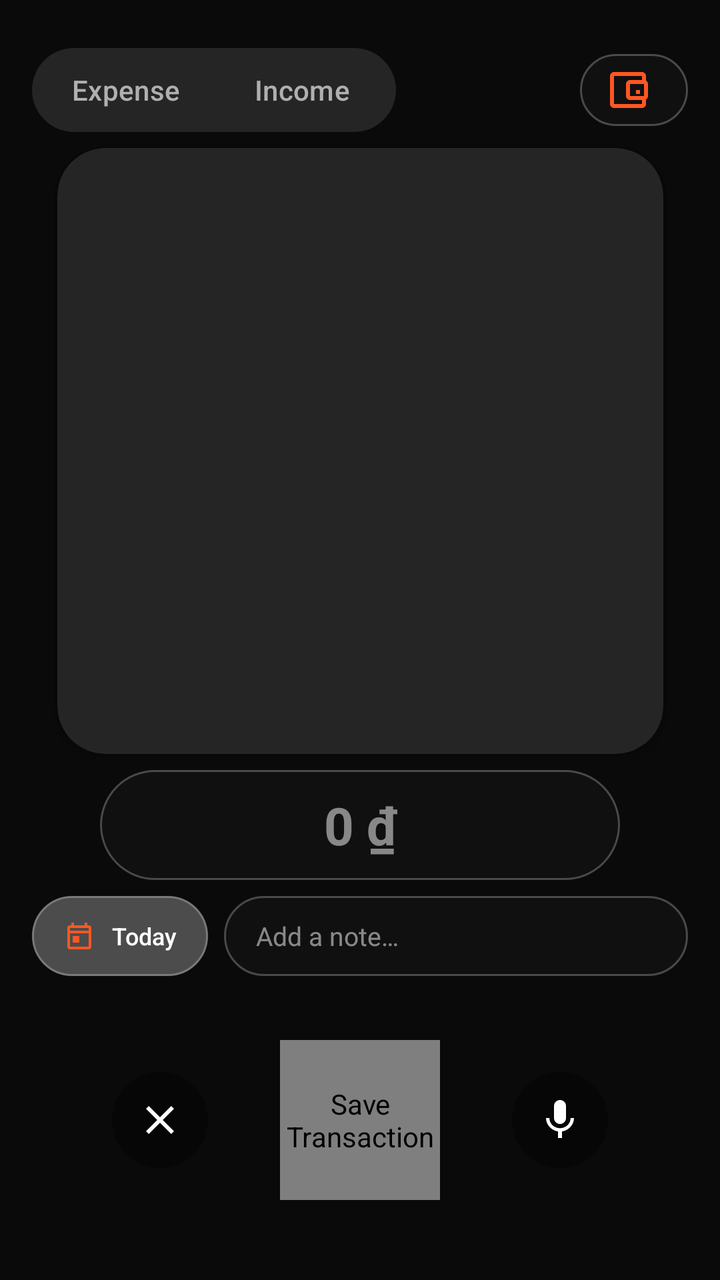
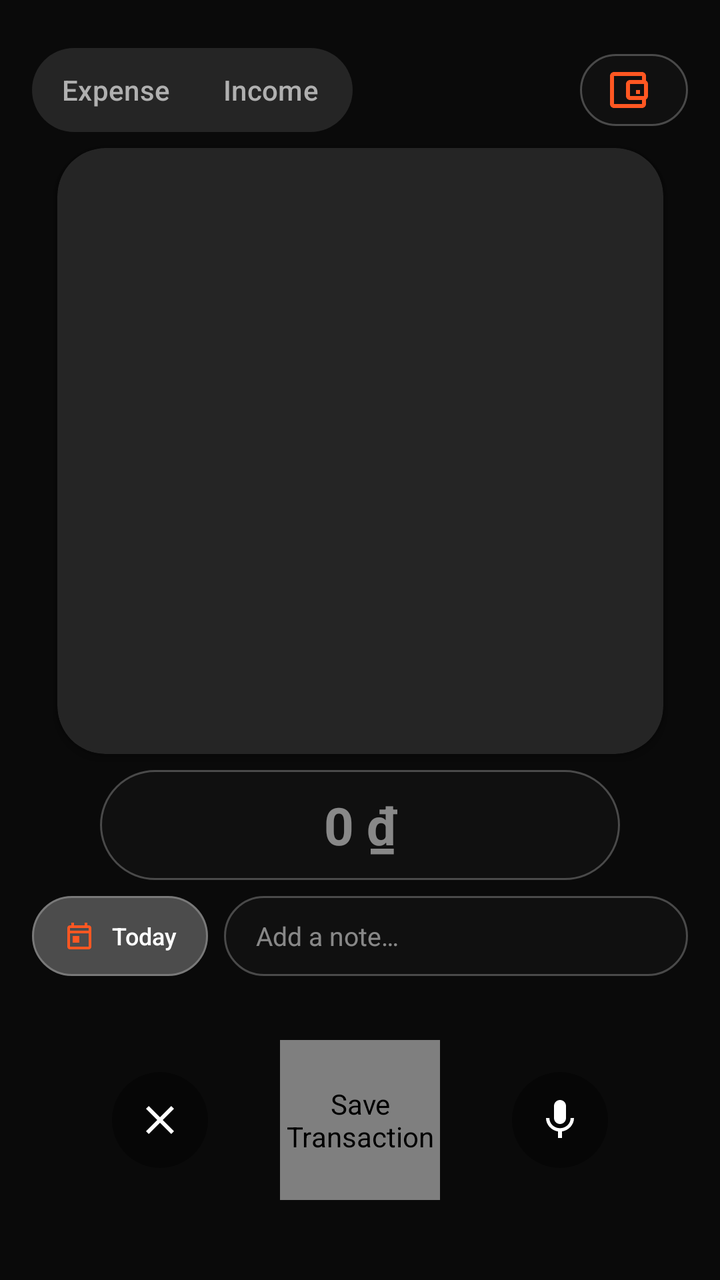

An Android layout rendered at two revisions. The XML below is the earlier revision; the diff shows what the commit changed to produce the second picture.
<!-- AndroidManifest.xml: application theme Theme.ExpenseTrackerApp -->
<!-- res/layout/fragment_transaction_form.xml -->
<?xml version="1.0" encoding="utf-8"?>
<androidx.constraintlayout.widget.ConstraintLayout xmlns:android="http://schemas.android.com/apk/res/android"
    xmlns:app="http://schemas.android.com/apk/res-auto"
    android:id="@+id/root_transaction_form"
    android:layout_width="match_parent"
    android:layout_height="match_parent"
    android:background="@color/background_dark"
    android:clickable="true"
    android:focusable="true">

    
    <LinearLayout
        android:id="@+id/ll_form_top_bar"
        android:layout_width="0dp"
        android:layout_height="wrap_content"
        android:layout_marginTop="@dimen/spacing_l"
        android:gravity="center_vertical"
        android:orientation="horizontal"
        android:paddingHorizontal="@dimen/spacing_m"
        app:layout_constraintEnd_toEndOf="parent"
        app:layout_constraintStart_toStartOf="parent"
        app:layout_constraintTop_toTopOf="parent">

        <LinearLayout
            android:layout_width="wrap_content"
            android:layout_height="wrap_content"
            android:background="@drawable/bg_segment_track"
            android:orientation="horizontal"
            android:padding="3dp">

            <com.google.android.material.button.MaterialButton
                android:id="@+id/btn_type_expense"
                style="@style/Widget.ExpenseTracker.SegmentButton"
                android:layout_width="wrap_content"
                android:layout_height="36dp"
                android:layout_weight="0"
                android:minWidth="88dp"
                android:minHeight="36dp"
                android:paddingHorizontal="14dp"
                android:text="@string/type_expense_label" />

            <com.google.android.material.button.MaterialButton
                android:id="@+id/btn_type_income"
                style="@style/Widget.ExpenseTracker.SegmentButton"
                android:layout_width="wrap_content"
                android:layout_height="36dp"
                android:layout_weight="0"
                android:minWidth="88dp"
                android:minHeight="36dp"
                android:paddingHorizontal="14dp"
                android:text="@string/type_income_label" />
        </LinearLayout>

        <View
            android:layout_width="0dp"
            android:layout_height="1dp"
            android:layout_weight="1" />

        <TextView
            android:id="@+id/tv_form_wallet_selector"
            android:layout_width="wrap_content"
            android:layout_height="36dp"
            android:background="@drawable/bg_glass_pill"
            android:clickable="true"
            android:drawablePadding="6dp"
            android:ellipsize="end"
            android:focusable="true"
            android:gravity="center_vertical"
            android:maxWidth="148dp"
            android:paddingHorizontal="12dp"
            android:singleLine="true"
            android:textColor="@color/white"
            android:textSize="12sp"
            android:textStyle="bold"
            app:drawableStartCompat="@drawable/ic_wallet"
            app:drawableTint="@color/expense_orange" />
    </LinearLayout>

    
    <androidx.cardview.widget.CardView
        android:id="@+id/card_image_container"
        android:layout_width="0dp"
        android:layout_height="0dp"
        android:layout_marginHorizontal="@dimen/spacing_m"
        android:layout_marginVertical="@dimen/spacing_s"
        app:cardBackgroundColor="@color/card_dark"
        app:cardCornerRadius="@dimen/radius_xl"
        app:cardElevation="4dp"
        app:layout_constrainedHeight="true"
        app:layout_constrainedWidth="true"
        app:layout_constraintBottom_toTopOf="@id/ll_form_inputs"
        app:layout_constraintDimensionRatio="1:1"
        app:layout_constraintEnd_toEndOf="parent"
        app:layout_constraintStart_toStartOf="parent"
        app:layout_constraintTop_toBottomOf="@id/ll_form_top_bar"
        app:layout_constraintVertical_bias="0.5">

        <ImageView
            android:id="@+id/iv_captured_image"
            android:layout_width="match_parent"
            android:layout_height="match_parent"
            android:contentDescription="Captured Receipt"
            android:scaleType="centerCrop" />
    </androidx.cardview.widget.CardView>

    
    <LinearLayout
        android:id="@+id/ll_form_inputs"
        android:layout_width="0dp"
        android:layout_height="wrap_content"
        android:layout_marginBottom="@dimen/spacing_s"
        android:orientation="vertical"
        android:paddingHorizontal="@dimen/spacing_m"
        app:layout_constraintBottom_toTopOf="@id/ll_post_capture_actions"
        app:layout_constraintEnd_toEndOf="parent"
        app:layout_constraintStart_toStartOf="parent"
        app:layout_goneMarginBottom="@dimen/spacing_s">

        <EditText
            android:id="@+id/et_amount"
            android:layout_width="260dp"
            android:layout_height="wrap_content"
            android:layout_gravity="center_horizontal"
            android:layout_marginBottom="@dimen/spacing_s"
            android:background="@drawable/bg_glass_pill"
            android:gravity="center"
            android:hint="0 ₫"
            android:imeOptions="actionDone"
            android:inputType="numberDecimal"
            android:maxLines="1"
            android:paddingHorizontal="24dp"
            android:paddingVertical="10dp"
            android:singleLine="true"
            android:textColor="@color/white"
            android:textColorHint="@color/text_hint"
            android:textSize="26sp"
            android:textStyle="bold" />

        <LinearLayout
            android:layout_width="match_parent"
            android:layout_height="wrap_content"
            android:gravity="center_vertical"
            android:orientation="horizontal">

            <com.google.android.material.button.MaterialButton
                android:id="@+id/btn_date"
                android:layout_width="wrap_content"
                android:layout_height="40dp"
                android:backgroundTint="@color/surface_glass"
                android:insetTop="0dp"
                android:insetBottom="0dp"
                android:paddingHorizontal="12dp"
                android:paddingVertical="0dp"
                android:text="@string/label_today"
                android:textColor="@color/white"
                android:textSize="12sp"
                app:cornerRadius="@dimen/radius_pill"
                app:icon="@drawable/ic_calendar"
                app:iconGravity="textStart"
                app:iconSize="16dp"
                app:iconTint="@color/expense_orange"
                app:strokeColor="@color/surface_glass_stroke"
                app:strokeWidth="1dp" />

            <EditText
                android:id="@+id/et_note"
                android:layout_width="0dp"
                android:layout_height="40dp"
                android:layout_marginStart="@dimen/spacing_s"
                android:layout_weight="1"
                android:background="@drawable/bg_glass_pill"
                android:gravity="center_vertical|start"
                android:hint="@string/hint_note"
                android:imeOptions="actionDone"
                android:inputType="textCapSentences"
                android:maxLines="1"
                android:paddingHorizontal="16dp"
                android:singleLine="true"
                android:textColor="@color/white"
                android:textColorHint="@color/text_hint"
                android:textSize="13sp" />
        </LinearLayout>

        <HorizontalScrollView
            android:id="@+id/sv_categories"
            android:layout_width="match_parent"
            android:layout_height="wrap_content"
            android:layout_marginTop="@dimen/spacing_s"
            android:scrollbars="none">

            <com.google.android.material.chip.ChipGroup
                android:id="@+id/chip_group_categories"
                android:layout_width="wrap_content"
                android:layout_height="wrap_content"
                app:selectionRequired="true"
                app:singleLine="true"
                app:singleSelection="true" />
        </HorizontalScrollView>
    </LinearLayout>

    
    <LinearLayout
        android:id="@+id/ll_post_capture_actions"
        android:layout_width="0dp"
        android:layout_height="wrap_content"
        android:layout_marginBottom="24dp"
        android:gravity="center"
        android:orientation="horizontal"
        android:paddingVertical="@dimen/spacing_m"
        app:layout_constraintBottom_toBottomOf="parent"
        app:layout_constraintEnd_toEndOf="parent"
        app:layout_constraintStart_toStartOf="parent">

        <ImageButton
            android:id="@+id/btn_retake"
            android:layout_width="@dimen/button_height_standard"
            android:layout_height="@dimen/button_height_standard"
            android:layout_marginEnd="36dp"
            android:background="@drawable/bg_circle_translucent"
            android:contentDescription="Cancel"
            android:src="@drawable/ic_close"
            app:tint="@color/white" />

        <com.example.expensetracker.ui.widget.CaptureButtonView
            android:id="@+id/btn_save"
            android:layout_width="80dp"
            android:layout_height="80dp"
            android:contentDescription="Save Transaction" />

        <ImageButton
            android:id="@+id/btn_form_voice"
            android:layout_width="@dimen/button_height_standard"
            android:layout_height="@dimen/button_height_standard"
            android:layout_marginStart="36dp"
            android:background="@drawable/bg_circle_translucent"
            android:contentDescription="@string/voice_prompt_hint"
            android:src="@drawable/ic_mic"
            app:tint="@color/white" />
    </LinearLayout>

</androidx.constraintlayout.widget.ConstraintLayout>
<!-- resources referenced by this layout -->
<resources>
  <color name="background_dark">#0A0A0A</color>
  <color name="card_dark">#252525</color>
  <color name="expense_orange">#FF5722</color>
  <color name="surface_glass">#25FFFFFF</color>
  <color name="surface_glass_stroke">#40FFFFFF</color>
  <color name="text_hint">#80FFFFFF</color>
  <color name="white">#FFFFFF</color>
  <dimen name="button_height_standard">48dp</dimen>
  <dimen name="radius_pill">999dp</dimen>
  <dimen name="radius_xl">24dp</dimen>
  <dimen name="spacing_l">24dp</dimen>
  <dimen name="spacing_m">16dp</dimen>
  <dimen name="spacing_s">8dp</dimen>
  <!-- drawable bg_circle_translucent (drawable) -->
  <?xml version="1.0" encoding="utf-8"?>
  <ripple xmlns:android="http://schemas.android.com/apk/res/android"
      android:color="#33FFFFFF">
      <item>
          <shape android:shape="oval">
              <solid android:color="#66000000" />
          </shape>
      </item>
  </ripple>
  <!-- drawable bg_glass_pill (drawable) -->
  <?xml version="1.0" encoding="utf-8"?>
  <shape xmlns:android="http://schemas.android.com/apk/res/android"
      android:shape="rectangle">
      <solid android:color="#99141414" />
      <stroke android:width="1dp" android:color="@color/surface_glass_stroke" />
      <corners android:radius="@dimen/radius_pill" />
  </shape>
  <!-- drawable bg_segment_track (drawable) -->
  <?xml version="1.0" encoding="utf-8"?>
  <shape xmlns:android="http://schemas.android.com/apk/res/android"
      android:shape="rectangle">
      <solid android:color="@color/card_dark" />
      <corners android:radius="@dimen/radius_pill" />
  </shape>
  <!-- drawable ic_close (drawable) -->
  <vector xmlns:android="http://schemas.android.com/apk/res/android"
      android:width="24dp"
      android:height="24dp"
      android:viewportWidth="24"
      android:viewportHeight="24"
      android:tint="?attr/colorControlNormal">
    <path
        android:fillColor="@android:color/white"
        android:pathData="M19,6.41L17.59,5 12,10.59 6.41,5 5,6.41 10.59,12 5,17.59 6.41,19 12,13.41 17.59,19 19,17.59 13.41,12z"/>
  </vector>
  <!-- drawable ic_mic (drawable) -->
  <vector xmlns:android="http://schemas.android.com/apk/res/android"
      android:width="24dp"
      android:height="24dp"
      android:viewportWidth="24"
      android:viewportHeight="24">
    <path
        android:fillColor="#FFFFFF"
        android:pathData="M12,14c1.66,0 3,-1.34 3,-3V5c0,-1.66 -1.34,-3 -3,-3S9,3.34 9,5v6c0,1.66 1.34,3 3,3zm5.3,-3c0,3 -2.54,5.1 -5.3,5.1S6.7,14 6.7,11H5c0,3.41 2.72,6.23 6,6.72V21h2v-3.28c3.28,-0.48 6,-3.3 6,-6.72h-1.7z"/>
  </vector>
  <string name="hint_note">Add a note…</string>
  <string name="label_today">Today</string>
  <string name="type_expense_label">Expense</string>
  <string name="type_income_label">Income</string>
  <string name="voice_prompt_hint">Say your expense, e.g. Lunch 45k</string>
  <dimen name="text_size_body_small">14sp</dimen>
  <color name="colorPrimary">#FF5722</color>
  <color name="colorPrimaryDark">#E64A19</color>
  <color name="colorAccent">#FF5722</color>
  <!-- unchanged entries left out for length: 4 -->
</resources>

<!-- the commit's change to res/layout/fragment_transaction_form.xml (unified diff, before → after) -->
@@ -6,7 +6,8 @@
     android:layout_height="match_parent"
     android:background="@color/background_dark"
     android:clickable="true"
-    android:focusable="true">
+    android:focusable="true"
+    android:focusableInTouchMode="true">
 
     
     <LinearLayout
@@ -34,9 +35,9 @@
                 android:layout_width="wrap_content"
                 android:layout_height="36dp"
                 android:layout_weight="0"
-                android:minWidth="88dp"
+                android:minWidth="76dp"
                 android:minHeight="36dp"
-                android:paddingHorizontal="14dp"
+                android:paddingHorizontal="12dp"
                 android:text="@string/type_expense_label" />
 
             <com.google.android.material.button.MaterialButton
@@ -45,9 +46,9 @@
                 android:layout_width="wrap_content"
                 android:layout_height="36dp"
                 android:layout_weight="0"
-                android:minWidth="88dp"
+                android:minWidth="76dp"
                 android:minHeight="36dp"
-                android:paddingHorizontal="14dp"
+                android:paddingHorizontal="12dp"
                 android:text="@string/type_income_label" />
         </LinearLayout>
 
@@ -66,7 +67,7 @@
             android:ellipsize="end"
             android:focusable="true"
             android:gravity="center_vertical"
-            android:maxWidth="148dp"
+            android:maxWidth="196dp"
             android:paddingHorizontal="12dp"
             android:singleLine="true"
             android:textColor="@color/white"
@@ -101,6 +102,50 @@
             android:layout_height="match_parent"
             android:contentDescription="Captured Receipt"
             android:scaleType="centerCrop" />
+
+        <ImageButton
+            android:id="@+id/btn_remove_receipt_photo"
+            android:layout_width="36dp"
+            android:layout_height="36dp"
+            android:layout_gravity="top|end"
+            android:layout_margin="10dp"
+            android:background="@drawable/bg_circle_translucent"
+            android:contentDescription="@string/action_remove_photo"
+            android:padding="8dp"
+            android:scaleType="fitCenter"
+            android:src="@drawable/ic_close"
+            android:visibility="gone"
+            app:tint="@color/white" />
+
+        <LinearLayout
+            android:id="@+id/ll_edit_photo_hint"
+            android:layout_width="wrap_content"
+            android:layout_height="wrap_content"
+            android:layout_gravity="bottom|end"
+            android:layout_margin="10dp"
+            android:background="@drawable/bg_glass_pill"
+            android:gravity="center_vertical"
+            android:orientation="horizontal"
+            android:paddingHorizontal="10dp"
+            android:paddingVertical="6dp"
+            android:visibility="gone">
+
+            <ImageView
+                android:layout_width="14dp"
+                android:layout_height="14dp"
+                android:src="@drawable/ic_edit"
+                app:tint="@color/white"
+                android:contentDescription="@null" />
+
+            <TextView
+                android:layout_width="wrap_content"
+                android:layout_height="wrap_content"
+                android:layout_marginStart="4dp"
+                android:text="@string/label_change_photo"
+                android:textColor="@color/white"
+                android:textSize="12sp"
+                android:textStyle="bold" />
+        </LinearLayout>
     </androidx.cardview.widget.CardView>
 
     
<!-- resource entries referenced after the edit -->
@@ -49,6 +49,16 @@
         android:fillColor="@android:color/white"
         android:pathData="M19,6.41L17.59,5 12,10.59 6.41,5 5,6.41 10.59,12 5,17.59 6.41,19 12,13.41 17.59,19 19,17.59 13.41,12z"/>
   </vector>
+  <!-- drawable ic_edit (drawable) -->
+  <vector xmlns:android="http://schemas.android.com/apk/res/android"
+      android:width="24dp"
+      android:height="24dp"
+      android:viewportWidth="24"
+      android:viewportHeight="24">
+      <path
+          android:fillColor="#FFFFFF"
+          android:pathData="M3,17.25V21h3.75L17.81,9.94l-3.75,-3.75L3,17.25zM20.71,7.04c0.39,-0.39 0.39,-1.02 0,-1.41l-2.34,-2.34c-0.39,-0.39 -1.02,-0.39 -1.41,0l-1.83,1.83 3.75,3.75 1.83,-1.83z" />
+  </vector>
   <!-- drawable ic_mic (drawable) -->
   <vector xmlns:android="http://schemas.android.com/apk/res/android"
       android:width="24dp"
@@ -59,7 +69,9 @@
         android:fillColor="#FFFFFF"
         android:pathData="M12,14c1.66,0 3,-1.34 3,-3V5c0,-1.66 -1.34,-3 -3,-3S9,3.34 9,5v6c0,1.66 1.34,3 3,3zm5.3,-3c0,3 -2.54,5.1 -5.3,5.1S6.7,14 6.7,11H5c0,3.41 2.72,6.23 6,6.72V21h2v-3.28c3.28,-0.48 6,-3.3 6,-6.72h-1.7z"/>
   </vector>
+  <string name="action_remove_photo">Remove photo (use default)</string>
   <string name="hint_note">Add a note…</string>
+  <string name="label_change_photo">Change photo</string>
   <string name="label_today">Today</string>
   <string name="type_expense_label">Expense</string>
   <string name="type_income_label">Income</string>
